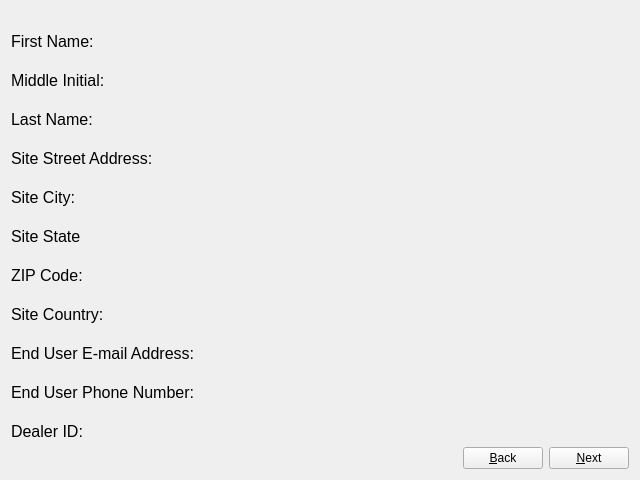
First picture: the form in oobwizard/ui/enduserregistrationsummarystep.ui, repository bluusystemsinc/bluu, before the edit.
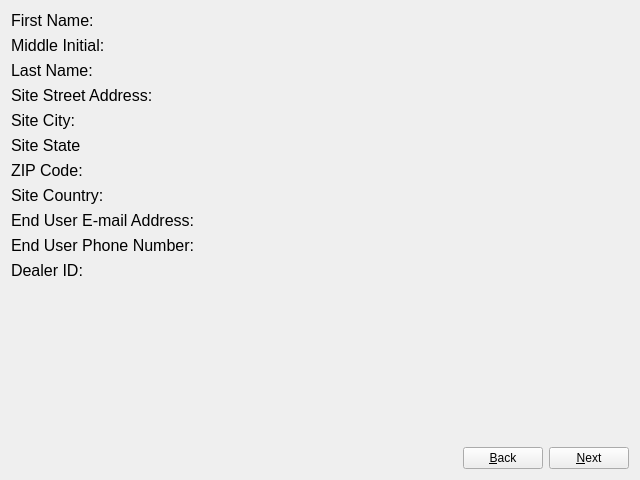
Second picture: the form after the edit.

Commit message: end user registration form layout update

```diff
--- a/oobwizard/ui/enduserregistrationsummarystep.ui
+++ b/oobwizard/ui/enduserregistrationsummarystep.ui
@@ -10,18 +10,20 @@
     <height>480</height>
    </rect>
   </property>
+  <property name="sizePolicy">
+   <sizepolicy hsizetype="Expanding" vsizetype="Expanding">
+    <horstretch>0</horstretch>
+    <verstretch>0</verstretch>
+   </sizepolicy>
+  </property>
   <property name="windowTitle">
    <string>Form</string>
   </property>
-  <layout class="QGridLayout" name="gridLayout_2">
-   <item row="0" column="0">
+  <layout class="QVBoxLayout" name="verticalLayout_2">
+   <item>
     <layout class="QVBoxLayout" name="verticalLayout">
-     <property name="spacing">
-      <number>20</number>
-     </property>
-     <property name="topMargin">
-      <number>21</number>
-     </property>
+     <item>
+      <layout class="QHBoxLayout" name="horizontalLayout_2">
      <item>
       <widget class="QLabel" name="label_2">
        <property name="font">
@@ -35,6 +37,17 @@
       </widget>
      </item>
      <item>
+        <widget class="QLabel" name="endFirstNameLabel">
+         <property name="text">
+          <string/>
+         </property>
+        </widget>
+       </item>
+      </layout>
+     </item>
+     <item>
+      <layout class="QHBoxLayout" name="horizontalLayout_3">
+       <item>
       <widget class="QLabel" name="label">
        <property name="font">
         <font>
@@ -47,6 +60,17 @@
       </widget>
      </item>
      <item>
+        <widget class="QLabel" name="endMiddleInitialLabel">
+         <property name="text">
+          <string/>
+         </property>
+        </widget>
+       </item>
+      </layout>
+     </item>
+     <item>
+      <layout class="QHBoxLayout" name="horizontalLayout_4">
+       <item>
       <widget class="QLabel" name="label_4">
        <property name="font">
         <font>
@@ -59,6 +83,17 @@
       </widget>
      </item>
      <item>
+        <widget class="QLabel" name="endLastNameLabel">
+         <property name="text">
+          <string/>
+         </property>
+        </widget>
+       </item>
+      </layout>
+     </item>
+     <item>
+      <layout class="QHBoxLayout" name="horizontalLayout_5">
+       <item>
       <widget class="QLabel" name="label_3">
        <property name="font">
         <font>
@@ -71,6 +106,17 @@
       </widget>
      </item>
      <item>
+        <widget class="QLabel" name="EndSiteStreetAddressLabel">
+         <property name="text">
+          <string/>
+         </property>
+        </widget>
+       </item>
+      </layout>
+     </item>
+     <item>
+      <layout class="QHBoxLayout" name="horizontalLayout_6">
+       <item>
       <widget class="QLabel" name="label_7">
        <property name="font">
         <font>
@@ -83,14 +129,36 @@
       </widget>
      </item>
      <item>
-      <widget class="QLabel" name="label_11">
+        <widget class="QLabel" name="endSiteCityLabel">
+         <property name="text">
+          <string/>
+         </property>
+        </widget>
+       </item>
+      </layout>
+     </item>
+     <item>
+      <layout class="QHBoxLayout" name="horizontalLayout_7">
+       <item>
+        <widget class="QLabel" name="label_12">
        <property name="text">
         <string>&lt;html&gt;&lt;head/&gt;&lt;body&gt;&lt;p&gt;&lt;span style=&quot; font-size:12pt;&quot;&gt;Site State&lt;/span&gt;&lt;/p&gt;&lt;/body&gt;&lt;/html&gt;</string>
        </property>
       </widget>
      </item>
      <item>
-      <widget class="QLabel" name="label_8">
+        <widget class="QLabel" name="endSiteStateLabel">
+         <property name="text">
+          <string/>
+         </property>
+        </widget>
+       </item>
+      </layout>
+     </item>
+     <item>
+      <layout class="QHBoxLayout" name="horizontalLayout_8">
+       <item>
+        <widget class="QLabel" name="label_13">
        <property name="font">
         <font>
          <pointsize>12</pointsize>
@@ -102,7 +170,18 @@
       </widget>
      </item>
      <item>
-      <widget class="QLabel" name="label_9">
+        <widget class="QLabel" name="endZIPCodeLabel">
+         <property name="text">
+          <string/>
+         </property>
+        </widget>
+       </item>
+      </layout>
+     </item>
+     <item>
+      <layout class="QHBoxLayout" name="horizontalLayout_9">
+       <item>
+        <widget class="QLabel" name="label_15">
        <property name="font">
         <font>
          <pointsize>12</pointsize>
@@ -114,7 +193,18 @@
       </widget>
      </item>
      <item>
-      <widget class="QLabel" name="label_10">
+        <widget class="QLabel" name="endSiteCountryLabel">
+         <property name="text">
+          <string/>
+         </property>
+        </widget>
+       </item>
+      </layout>
+     </item>
+     <item>
+      <layout class="QHBoxLayout" name="horizontalLayout_10">
+       <item>
+        <widget class="QLabel" name="label_17">
        <property name="font">
         <font>
          <pointsize>12</pointsize>
@@ -126,6 +216,17 @@
       </widget>
      </item>
      <item>
+        <widget class="QLabel" name="endUserEmailAddressLabel">
+         <property name="text">
+          <string/>
+         </property>
+        </widget>
+       </item>
+      </layout>
+     </item>
+     <item>
+      <layout class="QHBoxLayout" name="horizontalLayout_11">
+       <item>
       <widget class="QLabel" name="label_6">
        <property name="font">
         <font>
@@ -138,94 +239,28 @@
       </widget>
      </item>
      <item>
-      <widget class="QLabel" name="label_5">
-       <property name="font">
-        <font>
-         <pointsize>12</pointsize>
-        </font>
-       </property>
-       <property name="text">
-        <string>Dealer ID:</string>
-       </property>
-      </widget>
-     </item>
-    </layout>
-   </item>
-   <item row="0" column="1">
-    <layout class="QVBoxLayout" name="verticalLayout_2">
-     <property name="bottomMargin">
-      <number>0</number>
-     </property>
-     <item>
-      <widget class="QLabel" name="endFirstNameLabel">
-       <property name="text">
-        <string/>
-       </property>
-      </widget>
-     </item>
-     <item>
-      <widget class="QLabel" name="endMiddleInitialLabel">
-       <property name="text">
-        <string/>
-       </property>
-      </widget>
-     </item>
-     <item>
-      <widget class="QLabel" name="endLastNameLabel">
-       <property name="text">
-        <string/>
-       </property>
-      </widget>
-     </item>
-     <item>
-      <widget class="QLabel" name="EndSiteStreetAddressLabel">
-       <property name="text">
-        <string/>
-       </property>
-      </widget>
-     </item>
-     <item>
-      <widget class="QLabel" name="endSiteCityLabel">
-       <property name="text">
-        <string/>
-       </property>
-      </widget>
-     </item>
-     <item>
-      <widget class="QLabel" name="endSiteStateLabel">
-       <property name="text">
-        <string/>
-       </property>
-      </widget>
-     </item>
-     <item>
-      <widget class="QLabel" name="endZIPCodeLabel">
-       <property name="text">
-        <string/>
-       </property>
-      </widget>
-     </item>
-     <item>
-      <widget class="QLabel" name="endSiteCountryLabel">
-       <property name="text">
-        <string/>
-       </property>
-      </widget>
-     </item>
-     <item>
-      <widget class="QLabel" name="endUserEmailAddressLabel">
-       <property name="text">
-        <string/>
-       </property>
-      </widget>
-     </item>
-     <item>
       <widget class="QLabel" name="endUserPhoneNumberLabel">
        <property name="text">
         <string/>
        </property>
       </widget>
      </item>
+      </layout>
+     </item>
+     <item>
+      <layout class="QHBoxLayout" name="horizontalLayout_12">
+       <item>
+        <widget class="QLabel" name="label_14">
+         <property name="font">
+          <font>
+           <pointsize>12</pointsize>
+          </font>
+         </property>
+         <property name="text">
+          <string>Dealer ID:</string>
+         </property>
+        </widget>
+       </item>
      <item>
       <widget class="QLabel" name="endDealerIDLabel">
        <property name="text">
@@ -235,7 +270,7 @@
      </item>
     </layout>
    </item>
-   <item row="1" column="0" colspan="2">
+     <item>
     <layout class="QHBoxLayout" name="horizontalLayout">
      <item>
       <spacer name="verticalSpacer">
@@ -252,7 +287,7 @@
      </item>
     </layout>
    </item>
-   <item row="2" column="0" colspan="2">
+     <item>
     <layout class="QGridLayout" name="gridLayout">
      <item row="0" column="1">
       <widget class="QPushButton" name="backButton">
@@ -280,6 +315,8 @@
         <string>&amp;Next</string>
        </property>
       </widget>
+       </item>
+      </layout>
      </item>
     </layout>
    </item>
```
Lines whose indentation alone changed are shown as unchanged. The commit also changes 1 other file.
